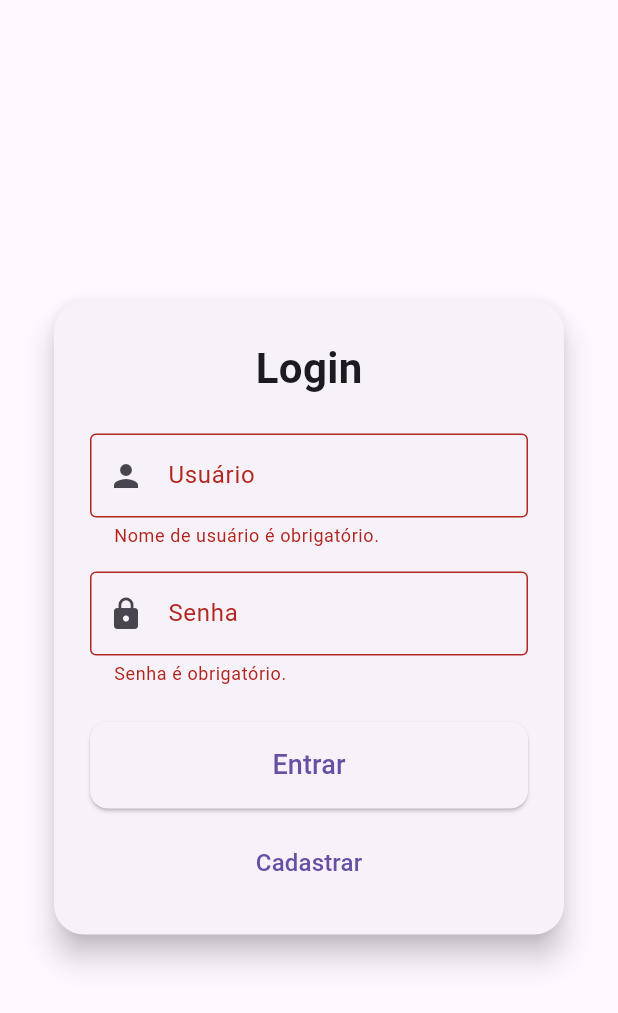
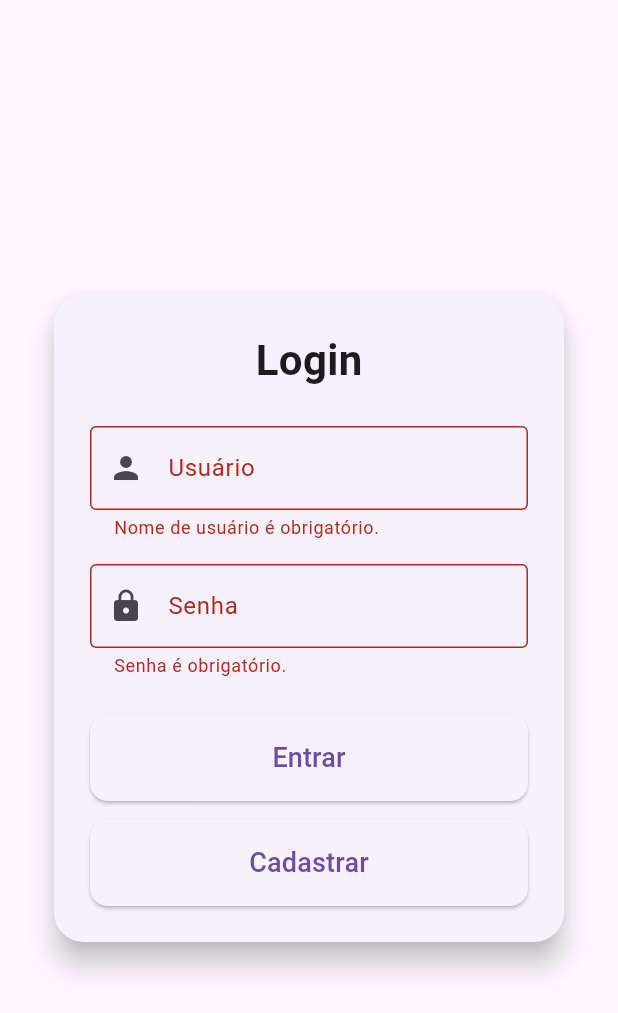
Before and after one commit to johanndebettio/MeuForum, a Flutter app: the LoginPage screen opened directly, after a tap on "Entrar", on a phone screen of 412 x 824 dp. Shown: the top 1013 px of the screen. Run offline on Flutter 3.47's test engine with Material 3 defaults, Android fonts, the phone set to English and light mode, and no system bars; our stand-ins replace shared_preferences, sqflite, sqflite_common_ffi; missing offline and left inert: bcrypt; accounts and stored records are empty; statements that could not run were skipped.

Commit message:
feat(login_page): exibir mensagens de erro específicas e padronizar botão de cadastro

```diff
--- a/lib/pages/login_page.dart
+++ b/lib/pages/login_page.dart
@@ -39,7 +39,6 @@ class _LoginPageState extends State<LoginPage>
     final username = _usernameController.text.trim();
     final password = _passwordController.text;
 
-    // Validar campos -- login
     _formValidator.validateLoginForm(username, password);
 
     if (!_formValidator.isValid) {
@@ -48,19 +47,19 @@ class _LoginPageState extends State<LoginPage>
     }
 
     setState(() => _loading = true);
-    final success = await Provider.of<UserProvider>(context, listen: false)
+    final message = await Provider.of<UserProvider>(context, listen: false)
         .login(username, password);
     setState(() => _loading = false);
 
-    if (!success) {
-      _showMessage('Usuário ou senha incorretos');
+    if (message != null) {
+      _showMessage(message);
       return;
     }
 
-    // ignore: use_build_context_synchronously
+    // Sucesso
+    if (!mounted) return;
     final user = Provider.of<UserProvider>(context, listen: false).user!;
     Navigator.pushReplacement(
-      // ignore: use_build_context_synchronously
       context,
       PageRouteBuilder(
         pageBuilder: (_, __, ___) => HomePage(user: user),
@@ -103,9 +102,11 @@ class _LoginPageState extends State<LoginPage>
                 child: Column(
                   mainAxisSize: MainAxisSize.min,
                   children: [
-                    const Text('Login',
-                        style: TextStyle(
-                            fontSize: 28, fontWeight: FontWeight.bold)),
+                    const Text(
+                      'Login',
+                      style:
+                          TextStyle(fontSize: 28, fontWeight: FontWeight.bold),
+                    ),
                     const SizedBox(height: 24),
                     TextField(
                       controller: _usernameController,
@@ -143,26 +144,40 @@ class _LoginPageState extends State<LoginPage>
                         style: ElevatedButton.styleFrom(
                           padding: const EdgeInsets.symmetric(vertical: 16),
                           shape: RoundedRectangleBorder(
-                              borderRadius: BorderRadius.circular(12)),
+                            borderRadius: BorderRadius.circular(12),
+                          ),
                         ),
                         child: _loading
                             ? const CircularProgressIndicator(
-                                color: Colors.white)
+                                color: Colors.white,
+                              )
                             : const Text('Entrar',
                                 style: TextStyle(fontSize: 18)),
                       ),
                     ),
                     const SizedBox(height: 12),
-                    TextButton(
-                      onPressed: () {
+                    SizedBox(
+                      width: double.infinity,
+                      child: ElevatedButton(
+                        onPressed: _loading
+                            ? null
+                            : () {
                                 Navigator.push(
                                   context,
                                   MaterialPageRoute(
-                              builder: (_) => const RegisterPage()),
+                                    builder: (_) => const RegisterPage(),
+                                  ),
                                 );
                               },
+                        style: ElevatedButton.styleFrom(
+                          padding: const EdgeInsets.symmetric(vertical: 16),
+                          shape: RoundedRectangleBorder(
+                            borderRadius: BorderRadius.circular(12),
+                          ),
+                        ),
                         child: const Text('Cadastrar',
-                          style: TextStyle(fontSize: 16)),
+                            style: TextStyle(fontSize: 18)),
+                      ),
                     ),
                   ],
                 ),
```
Lines whose indentation alone changed are shown as unchanged.
